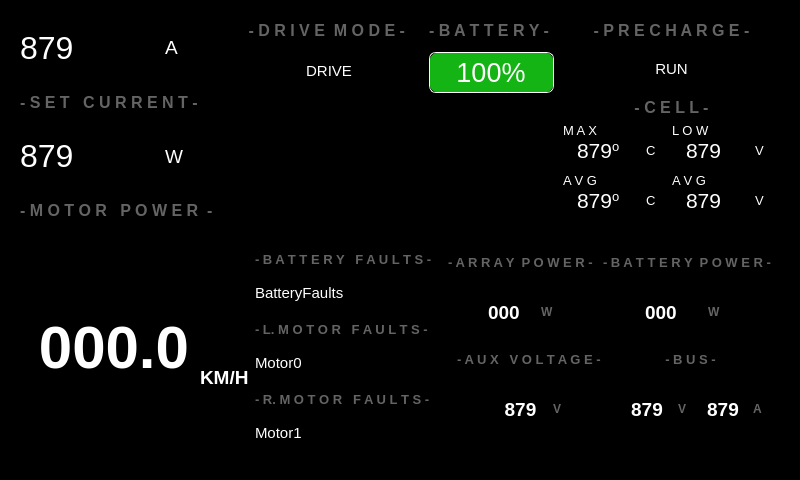
Old version of the form src/ViewLayer/RaceModeDisplay/RaceModeDashboardUI.ui in the repository UCSolarCarTeam/Epsilon-Dashboard.
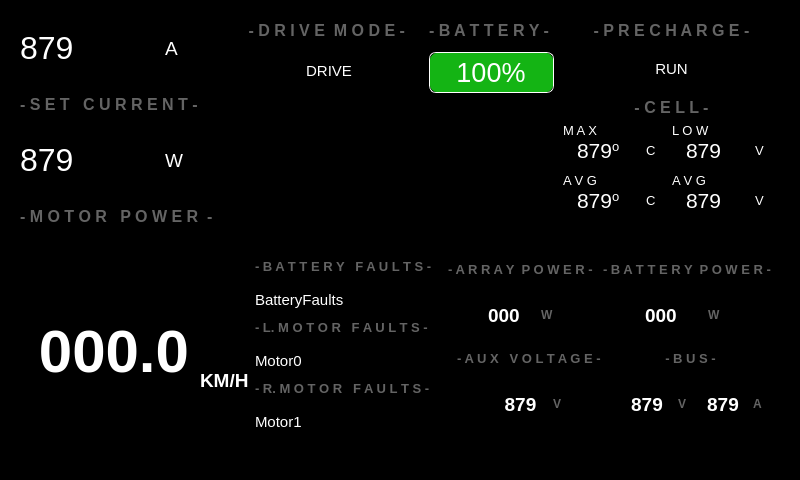
New version of the form. Icons and pictures are not drawn.

Commit message: try please

Patch:
```diff
--- a/src/ViewLayer/RaceModeDisplay/RaceModeDashboardUI.ui
+++ b/src/ViewLayer/RaceModeDisplay/RaceModeDashboardUI.ui
@@ -2050,7 +2050,7 @@
               </property>
               <layout class="QVBoxLayout" name="verticalLayout_3">
                <property name="spacing">
-                <number>9</number>
+                <number>0</number>
                </property>
                <property name="sizeConstraint">
                 <enum>QLayout::SetMinimumSize</enum>
@@ -2380,7 +2380,7 @@
              <number>0</number>
             </property>
             <property name="bottomMargin">
-             <number>0</number>
+             <number>9</number>
             </property>
             <item>
              <widget class="QWidget" name="arrayPowerWidget" native="true">
```
